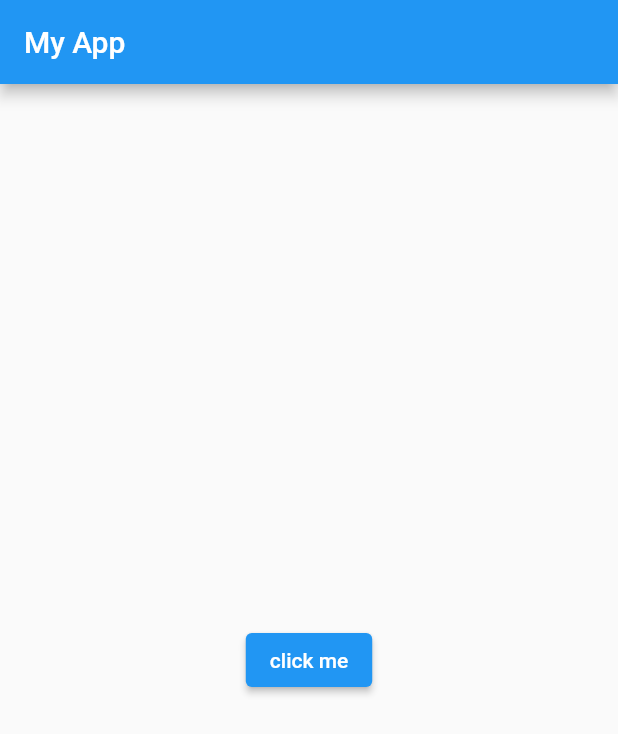
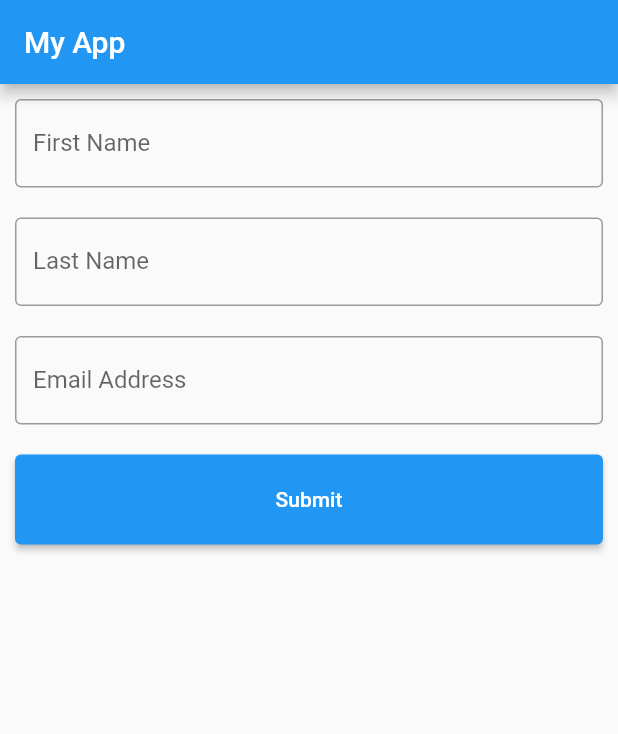
Before and after one commit to IsratAra17/flutter_core, a Flutter app: the screen it shows after launch, on a phone screen of 412 x 824 dp. Shown: the top 734 px of the screen. Run offline on Flutter 3.47's test engine with Material 2 defaults, Android fonts, the phone set to English and light mode, and no system bars.

Commit message:
Simple form created with padding,textfield with input decoration

```diff
--- a/lib/main.dart
+++ b/lib/main.dart
@@ -1,5 +1,6 @@
 import 'package:flutter/material.dart';
 import 'package:flutter_core/homepage.dart';
+import 'package:flutter_core/simple_form.dart';
 
 import 'aleart_dialog.dart';
 import 'all_buttons.dart';
@@ -19,7 +20,7 @@ class MyApp extends StatelessWidget {
       theme: ThemeData(primarySwatch: Colors.blue,),
       debugShowCheckedModeBanner: false,
       darkTheme: ThemeData(primarySwatch: Colors.blue),
-      home: Alert_Dialog(),
+      home: Simple_Form(),
     );
   }
 }
--- /dev/null
+++ b/lib/simple_form.dart
@@ -0,0 +1,36 @@
+import 'package:flutter/cupertino.dart';
+import 'package:flutter/material.dart';
+
+class Simple_Form extends StatelessWidget {
+  const Simple_Form({Key? key}) : super(key: key);
+
+  @override
+  Widget build(BuildContext context) {
+    ButtonStyle buttonStyle = ElevatedButton.styleFrom(
+        minimumSize: Size(double.infinity, 60)
+    );
+
+    return Scaffold(
+      appBar: AppBar(
+        title: Text("My App"),
+      ),
+      body: Column(
+        mainAxisAlignment: MainAxisAlignment.start,
+        children: [
+          Padding(padding: EdgeInsets.all(10),
+            child: TextField(decoration: InputDecoration(
+                border: OutlineInputBorder(), labelText: 'First Name')),),
+          Padding(padding: EdgeInsets.all(10),
+            child: TextField(decoration: InputDecoration(
+                border: OutlineInputBorder(), labelText: 'Last Name')),),
+          Padding(padding: EdgeInsets.all(10),
+            child: TextField(decoration: InputDecoration(
+                border: OutlineInputBorder(), labelText: 'Email Address')),),
+          Padding(padding: EdgeInsets.all(10),
+            child: ElevatedButton(
+              onPressed: () {}, child: Text('Submit'), style: buttonStyle,),)
+        ],
+      ),
+    );
+  }
+}
```
